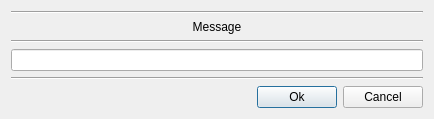
Old version of the form lib/qt/ui/promptDialog.ui in the repository snaress/bank.
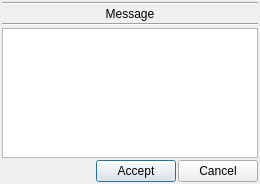
New version of the form.

```diff
--- a/lib/qt/ui/promptDialog.ui
+++ b/lib/qt/ui/promptDialog.ui
@@ -6,87 +6,103 @@
    <rect>
     <x>0</x>
     <y>0</y>
-    <width>434</width>
-    <height>116</height>
+    <width>260</width>
+    <height>184</height>
    </rect>
   </property>
   <property name="windowTitle">
    <string>Dialog</string>
   </property>
   <layout class="QGridLayout" name="gridLayout">
-   <item row="0" column="0">
+   <property name="margin">
+    <number>2</number>
+   </property>
+   <property name="spacing">
+    <number>2</number>
+   </property>
+   <item row="0" column="0" colspan="3">
     <widget class="Line" name="line">
      <property name="orientation">
       <enum>Qt::Horizontal</enum>
      </property>
     </widget>
    </item>
-   <item row="1" column="0">
-    <widget class="QLabel" name="lMessage">
-     <property name="font">
-      <font>
-       <pointsize>9</pointsize>
-      </font>
-     </property>
-     <property name="layoutDirection">
-      <enum>Qt::LeftToRight</enum>
-     </property>
-     <property name="text">
-      <string>Message</string>
-     </property>
-     <property name="alignment">
-      <set>Qt::AlignCenter</set>
-     </property>
-     <property name="textInteractionFlags">
-      <set>Qt::LinksAccessibleByMouse|Qt::TextSelectableByMouse</set>
-     </property>
-    </widget>
-   </item>
-   <item row="2" column="0">
+   <item row="2" column="0" colspan="3">
     <widget class="Line" name="line_2">
      <property name="orientation">
       <enum>Qt::Horizontal</enum>
      </property>
     </widget>
    </item>
-   <item row="3" column="0">
-    <widget class="QLineEdit" name="leUserValue"/>
+   <item row="3" column="0" colspan="3">
+    <widget class="QTreeWidget" name="twPrompt">
+     <property name="selectionMode">
+      <enum>QAbstractItemView::NoSelection</enum>
+     </property>
+     <property name="indentation">
+      <number>0</number>
+     </property>
+     <property name="itemsExpandable">
+      <bool>false</bool>
+     </property>
+     <property name="expandsOnDoubleClick">
+      <bool>false</bool>
+     </property>
+     <property name="columnCount">
+      <number>1</number>
+     </property>
+     <attribute name="headerVisible">
+      <bool>false</bool>
+     </attribute>
+     <column>
+      <property name="text">
+       <string notr="true">1</string>
+      </property>
+     </column>
+    </widget>
    </item>
-   <item row="5" column="0">
-    <layout class="QHBoxLayout" name="horizontalLayout">
-     <item>
+   <item row="4" column="0">
       <spacer name="horizontalSpacer">
        <property name="orientation">
         <enum>Qt::Horizontal</enum>
        </property>
        <property name="sizeHint" stdset="0">
         <size>
-         <width>40</width>
+       <width>99</width>
          <height>20</height>
         </size>
        </property>
       </spacer>
      </item>
-     <item>
+   <item row="4" column="1">
       <widget class="QPushButton" name="bAccept">
        <property name="text">
-        <string>Ok</string>
+      <string>Accept</string>
        </property>
       </widget>
      </item>
-     <item>
+   <item row="4" column="2">
       <widget class="QPushButton" name="bCancel">
        <property name="text">
         <string>Cancel</string>
        </property>
       </widget>
      </item>
-    </layout>
-   </item>
-   <item row="4" column="0">
-    <widget class="Line" name="line_3">
-     <property name="orientation">
-      <enum>Qt::Horizontal</enum>
+   <item row="1" column="0" colspan="3">
+    <widget class="QLabel" name="lMessage">
+     <property name="font">
+      <font>
+       <pointsize>9</pointsize>
+      </font>
+     </property>
+     <property name="layoutDirection">
+      <enum>Qt::LeftToRight</enum>
+     </property>
+     <property name="text">
+      <string>Message</string>
+     </property>
+     <property name="alignment">
+      <set>Qt::AlignCenter</set>
      </property>
     </widget>
    </item>
```
Lines whose indentation alone changed are shown as unchanged.
